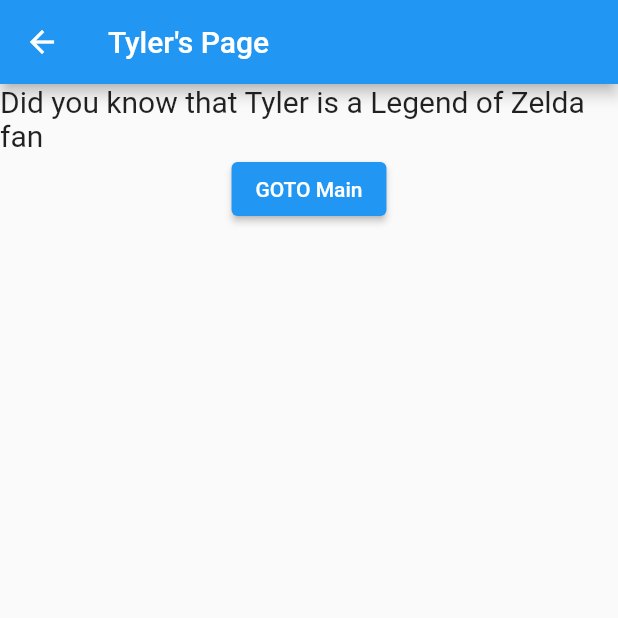
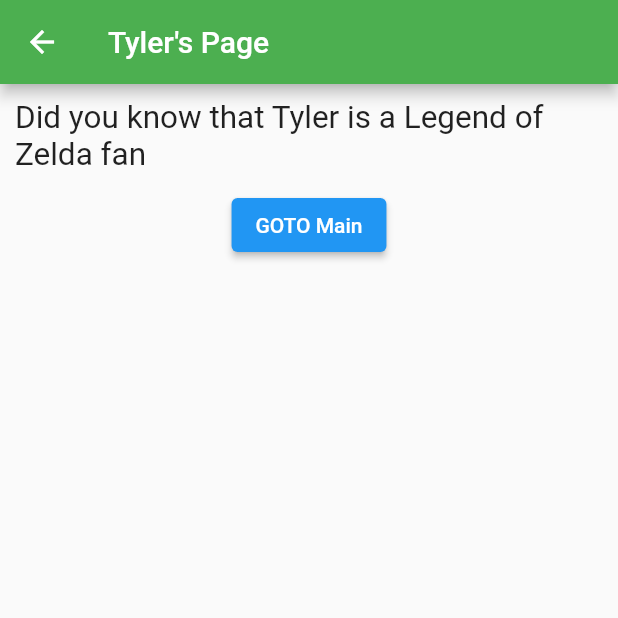
Before and after one commit to Terribly-Shady-Guy/Group4_A3, a Flutter app: the screen it shows after launch, after a tap on "To Tyler's page", on a phone screen of 412 x 824 dp, the top half of it. Run offline on Flutter 3.47's test engine with Material 2 defaults, Android fonts, the phone set to English and light mode, and no system bars.

Commit message:
added style and fixed file import

```diff
--- a/lib/main.dart
+++ b/lib/main.dart
@@ -49,6 +49,7 @@
                     context,
                     MaterialPageRoute(
                         builder: (context) => const TylerFactPage())),
+                style: ElevatedButton.styleFrom(backgroundColor: Colors.green),
                 child: const Text("To Tyler's page"))
           ],
         ),
--- a/lib/widgets/tyler_fact_widget.dart
+++ b/lib/widgets/tyler_fact_widget.dart
@@ -1,5 +1,5 @@
 import 'package:flutter/material.dart';
-import 'package:group4a3/main.dart';
+import '../main.dart';
 
 class TylerFactPage extends StatelessWidget {
   const TylerFactPage({super.key});
@@ -9,14 +9,18 @@
     return Scaffold(
       appBar: AppBar(
         title: const Text("Tyler's Page"),
+        backgroundColor: Colors.green,
       ),
       body: Center(
         child: Column(
           mainAxisAlignment: MainAxisAlignment.start,
           children: <Widget>[
-            const Text(
-              'Did you know that Tyler is a Legend of Zelda fan',
-              style: TextStyle(fontSize: 20),
+            Padding(
+              padding: const EdgeInsets.all(10.0),
+              child: const Text(
+                'Did you know that Tyler is a Legend of Zelda fan',
+                style: TextStyle(fontSize: 21),
+              ),
             ),
             ElevatedButton(
                 onPressed: () => Navigator.push(
```
